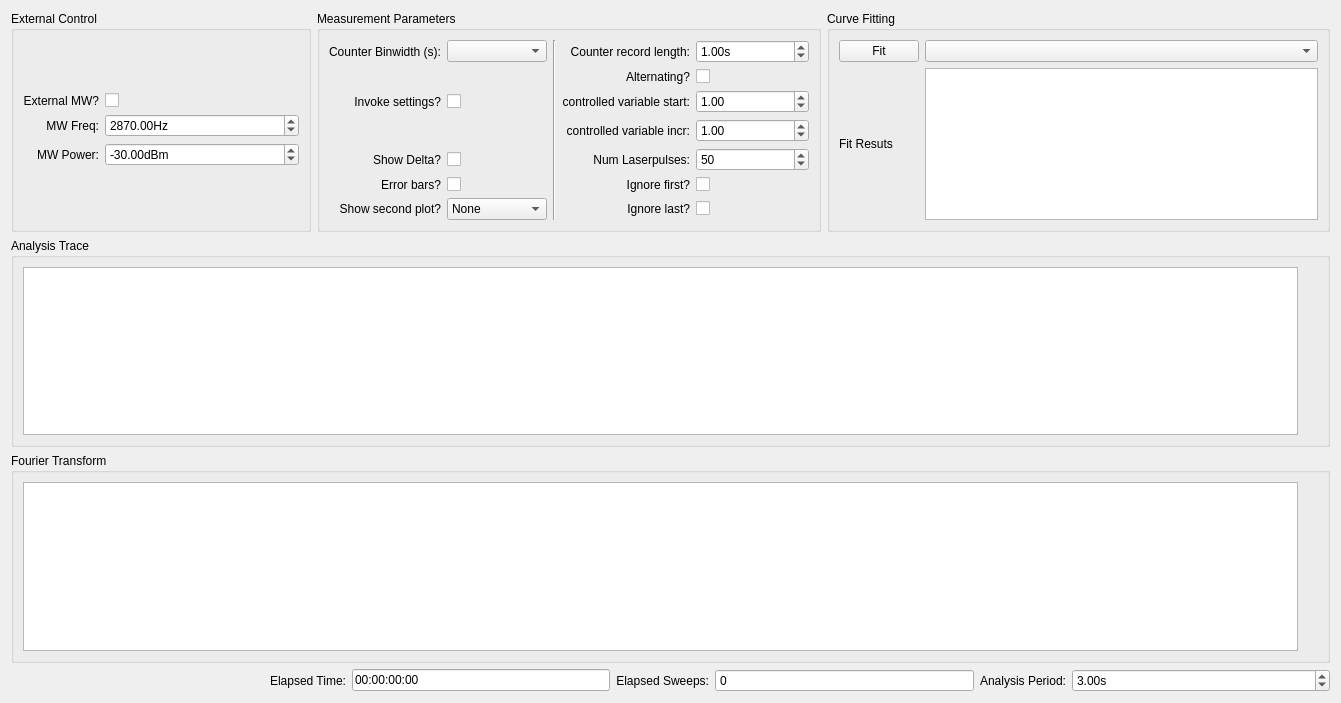
This is gui/pulsed/ui_pulse_analysis.ui in Ulm-IQO/qudi as Qt 5 draws it before an edit. The edited form follows.
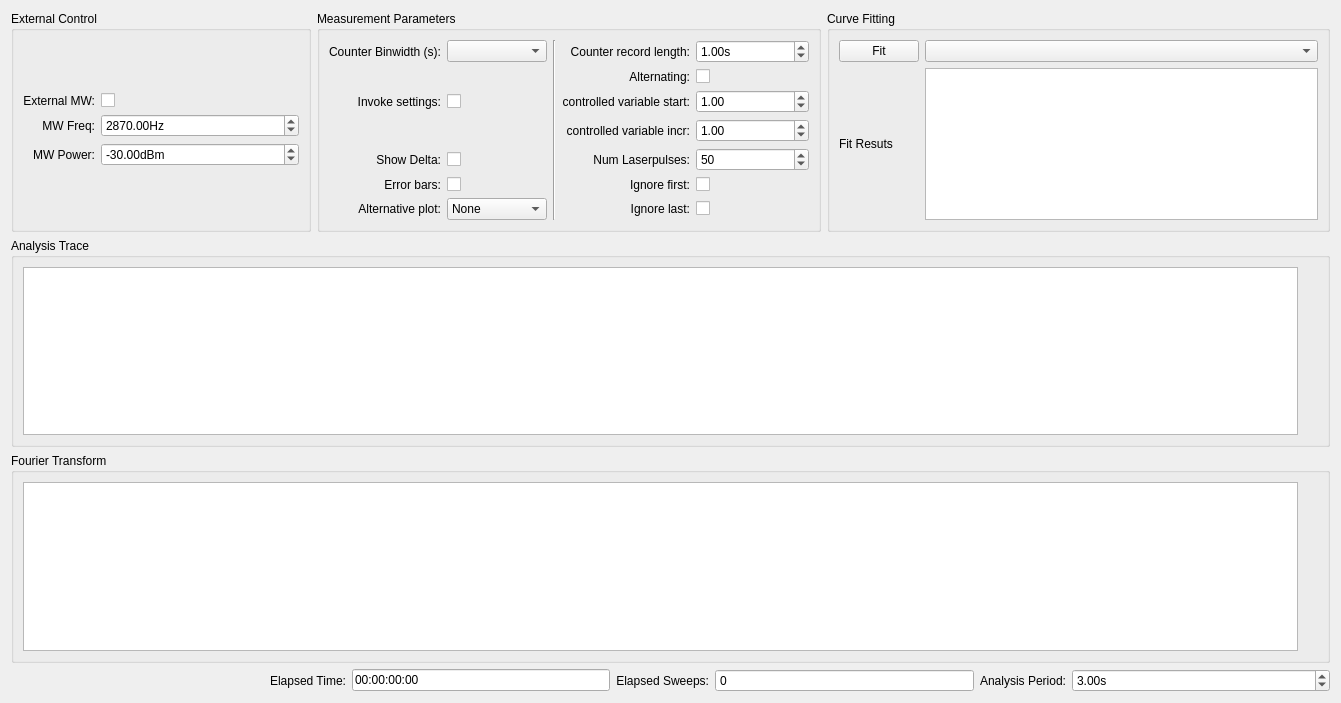
This is the edited form. Custom widgets are drawn as their Qt base class.

What changed in the file:
```diff
--- a/gui/pulsed/ui_pulse_analysis.ui
+++ b/gui/pulsed/ui_pulse_analysis.ui
@@ -242,7 +242,7 @@
           <item row="0" column="0">
            <widget class="QLabel" name="label_34">
             <property name="text">
-             <string>External MW?</string>
+             <string>External MW:</string>
             </property>
             <property name="alignment">
              <set>Qt::AlignRight|Qt::AlignTrailing|Qt::AlignVCenter</set>
@@ -489,7 +489,7 @@
           <item row="2" column="0">
            <widget class="QLabel" name="label_2">
             <property name="text">
-             <string>Invoke settings?</string>
+             <string>Invoke settings:</string>
             </property>
             <property name="alignment">
              <set>Qt::AlignRight|Qt::AlignTrailing|Qt::AlignVCenter</set>
@@ -553,7 +553,7 @@
           <item row="1" column="3">
            <widget class="QLabel" name="label_3">
             <property name="text">
-             <string>Alternating?</string>
+             <string>Alternating:</string>
             </property>
             <property name="alignment">
              <set>Qt::AlignRight|Qt::AlignTrailing|Qt::AlignVCenter</set>
@@ -566,7 +566,7 @@
              <enum>Qt::LeftToRight</enum>
             </property>
             <property name="text">
-             <string>Ignore first?</string>
+             <string>Ignore first:</string>
             </property>
             <property name="alignment">
              <set>Qt::AlignRight|Qt::AlignTrailing|Qt::AlignVCenter</set>
@@ -576,7 +576,7 @@
           <item row="6" column="3">
            <widget class="QLabel" name="label_5">
             <property name="text">
-             <string>Ignore last?</string>
+             <string>Ignore last:</string>
             </property>
             <property name="alignment">
              <set>Qt::AlignRight|Qt::AlignTrailing|Qt::AlignVCenter</set>
@@ -620,7 +620,7 @@
           <item row="6" column="0">
            <widget class="QLabel" name="second_plot_Label">
             <property name="text">
-             <string>Show second plot?</string>
+             <string>Alternative plot:</string>
             </property>
             <property name="alignment">
              <set>Qt::AlignRight|Qt::AlignTrailing|Qt::AlignVCenter</set>
@@ -630,7 +630,7 @@
           <item row="5" column="0">
            <widget class="QLabel" name="show_errorbars_Label">
             <property name="text">
-             <string>Error bars?</string>
+             <string>Error bars:</string>
             </property>
             <property name="alignment">
              <set>Qt::AlignRight|Qt::AlignTrailing|Qt::AlignVCenter</set>
@@ -653,7 +653,7 @@
           <item row="4" column="0">
            <widget class="QLabel" name="label">
             <property name="text">
-             <string>Show Delta?</string>
+             <string>Show Delta:</string>
             </property>
             <property name="alignment">
              <set>Qt::AlignRight|Qt::AlignTrailing|Qt::AlignVCenter</set>
```
